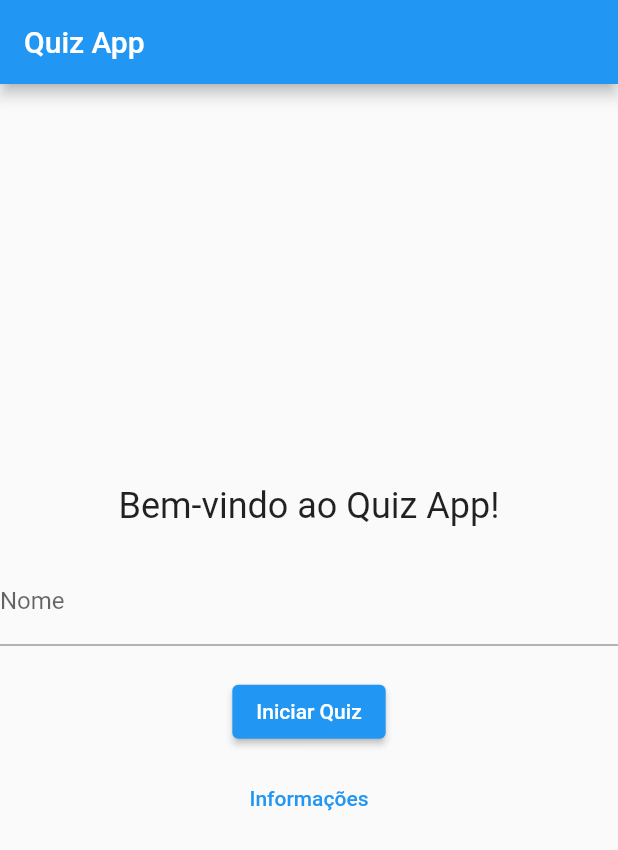
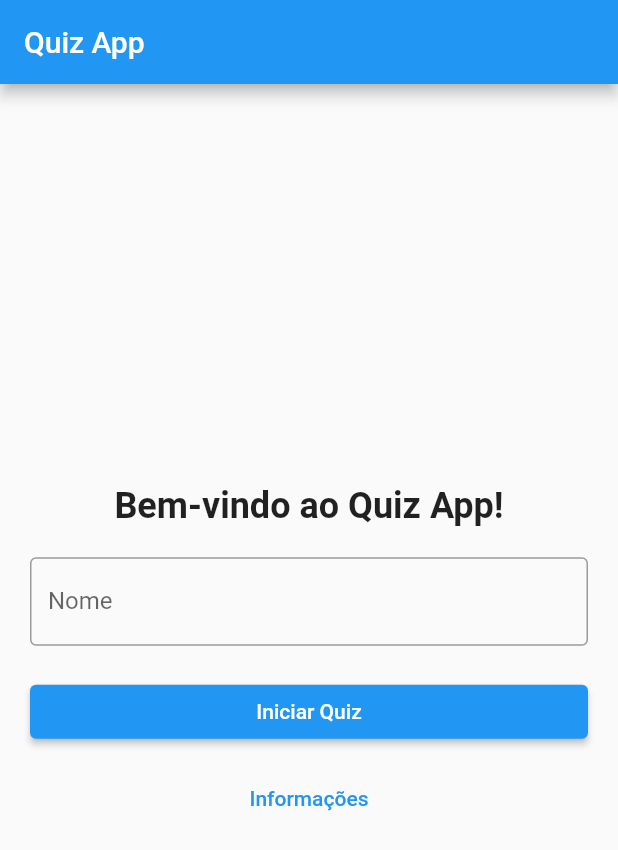
Before and after one commit to AbilioNB/flutter_quiz_no_sql, a Flutter app: the screen it shows after launch, on a phone screen of 412 x 824 dp. Shown: the top 850 px of the screen. Run offline on Flutter 3.47's test engine with Material 2 defaults, Android fonts, the phone set to English and light mode, and no system bars.

Commit message:
Melhoria na home page

```diff
--- a/lib/home_page.dart
+++ b/lib/home_page.dart
@@ -11,13 +11,19 @@ class HomePage extends StatelessWidget {
       appBar: AppBar(
         title: Text('Quiz App'),
       ),
-      body: Center(
+      body: Container(
+        padding: EdgeInsets.all(20),
         child: Column(
           mainAxisAlignment: MainAxisAlignment.center,
+          crossAxisAlignment: CrossAxisAlignment.stretch,
           children: [
             Text(
               'Bem-vindo ao Quiz App!',
-              style: TextStyle(fontSize: 24),
+              style: TextStyle(
+                fontSize: 24,
+                fontWeight: FontWeight.bold,
+              ),
+              textAlign: TextAlign.center,
             ),
             SizedBox(height: 20),
             TextField(
@@ -25,6 +31,7 @@ class HomePage extends StatelessWidget {
               decoration: InputDecoration(
                 hintText: 'Digite seu nome',
                 labelText: 'Nome',
+                border: OutlineInputBorder(),
               ),
             ),
             SizedBox(height: 20),
```
Also changed, not shown: lib/questions.dart (+14 -9 lines).
